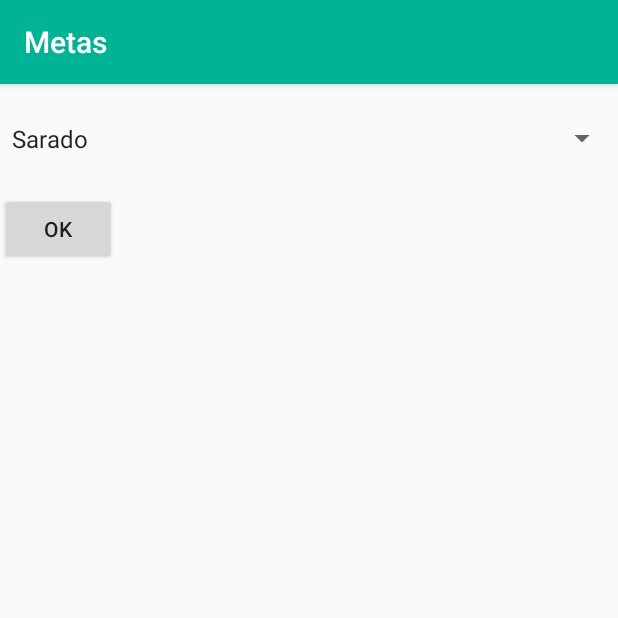
After one commit to ArturFranco/FILS, an Android app: the Metas screen opened directly, with no data from a screen before it, on a phone screen of 412 x 824 dp, the top half of it. The commit adds this screen. Run offline under Robolectric (Android 15) with nearby library versions, the phone set to English and light mode, and no system bars.

Commit message:
Criei caixa de combinação, onde a pessoa clica em uma caixa de texto e aparece as opções para que ela possa escolher uma. (Spinner, combobox)

```diff
--- a/app/src/main/AndroidManifest.xml
+++ b/app/src/main/AndroidManifest.xml
@@ -30,6 +30,8 @@
             android:label="Adicionar Treino"/>
         <activity android:name=".LoginActivity"
             android:label="Login"/>
+        <activity android:name=".Metas"
+            android:label="Metas"/>
 
         <meta-data android:name="com.facebook.sdk.ApplicationId"
             android:value="@string/facebook_app_id"/>
--- a/app/src/main/java/com/example/gabriel/fils/MainActivity.java
+++ b/app/src/main/java/com/example/gabriel/fils/MainActivity.java
@@ -92,6 +92,15 @@ public class MainActivity extends AppCompatActivity
             }
         });
 
+        // para criar uma tela linkando com Metas
+        Button metasButton = (Button) findViewById(R.id.metasButton);
+        metasButton.setOnClickListener(new View.OnClickListener() {
+            @Override
+            public void onClick(View view) {
+                Intent intent = new Intent(MainActivity.this, Metas.class);
+                startActivity(intent);
+            }
+        });
 
         //Provavelmente esse é o código para a slide menu
 
--- /dev/null
+++ b/app/src/main/java/com/example/gabriel/fils/Metas.java
@@ -0,0 +1,58 @@
+package com.example.gabriel.fils;
+
+import android.os.Bundle;
+import android.support.annotation.Nullable;
+import android.support.v7.app.AppCompatActivity;
+import android.view.View;
+import android.widget.AdapterView;
+import android.widget.ArrayAdapter;
+import android.widget.Button;
+import android.widget.Spinner;
+import android.widget.Toast;
+
+/**
+ * Created by Lucas Felix on 14/11/2016.
+ */
+
+public class Metas extends AppCompatActivity {
+
+    Spinner metas_opcoes;
+
+    @Override
+    protected void onCreate(@Nullable Bundle savedInstanceState) {
+        super.onCreate(savedInstanceState);
+        setContentView(R.layout.metas_main);
+
+        metas_opcoes = (Spinner) findViewById(R.id.spinnerMetas);
+
+        ArrayAdapter adapter = ArrayAdapter.createFromResource(this, R.array.metas_escolher , android.R.layout.simple_spinner_item);
+        metas_opcoes.setAdapter(adapter);
+
+        //Seleciona apetando o botao
+        Button ok = (Button) findViewById(R.id.buttonOk);
+        ok.setOnClickListener(new View.OnClickListener() {
+            @Override
+            public void onClick(View v) {
+                String item = metas_opcoes.getSelectedItem().toString();
+                Toast.makeText(getApplicationContext(), "Item escolhido: "+item,Toast.LENGTH_SHORT).show();
+            }
+        });
+
+        //Seleciona apenas clicando
+        AdapterView.OnItemSelectedListener escolha = new AdapterView.OnItemSelectedListener() {
+            @Override
+            public void onItemSelected(AdapterView<?> parent, View view , int position, long id) {
+                String item = metas_opcoes.getSelectedItem().toString();
+                Toast.makeText(getApplicationContext(), "Item escolhido: "+item,Toast.LENGTH_SHORT).show();
+            }
+
+            @Override
+            public void onNothingSelected(AdapterView<?> parent) {
+
+            }
+        };
+
+        metas_opcoes.setOnItemSelectedListener(escolha);
+
+    }
+}
--- /dev/null
+++ b/app/src/main/res/layout/metas_main.xml
@@ -0,0 +1,18 @@
+<?xml version="1.0" encoding="utf-8"?>
+<LinearLayout xmlns:android="http://schemas.android.com/apk/res/android"
+    android:orientation="vertical" android:layout_width="match_parent"
+    android:layout_height="match_parent"
+    android:weightSum="1">
+
+    <Spinner
+        android:layout_width="match_parent"
+        android:layout_height="wrap_content"
+        android:id="@+id/spinnerMetas"
+        android:layout_weight="0.07" />
+
+    <Button
+        android:text="OK"
+        android:layout_width="78dp"
+        android:layout_height="wrap_content"
+        android:id="@+id/buttonOk" />
+</LinearLayout>
--- a/app/src/main/res/values/strings.xml
+++ b/app/src/main/res/values/strings.xml
@@ -14,4 +14,13 @@
     <string name="login_anonimo">Login Anônimo</string>
     <string name="facebook_app_id">1788944334653874</string>
     <string name="fb_login_protocol_scheme">fb1788944334653874</string>
+
+    <string-array name="metas_escolher">
+        <item>Sarado</item>
+        <item>Gostoso</item>
+        <item>Delicia</item>
+        <item>Gordinho Gostoso</item>
+        <item>Vem ni mim gata</item>
+    </string-array>
+
 </resources>
```
